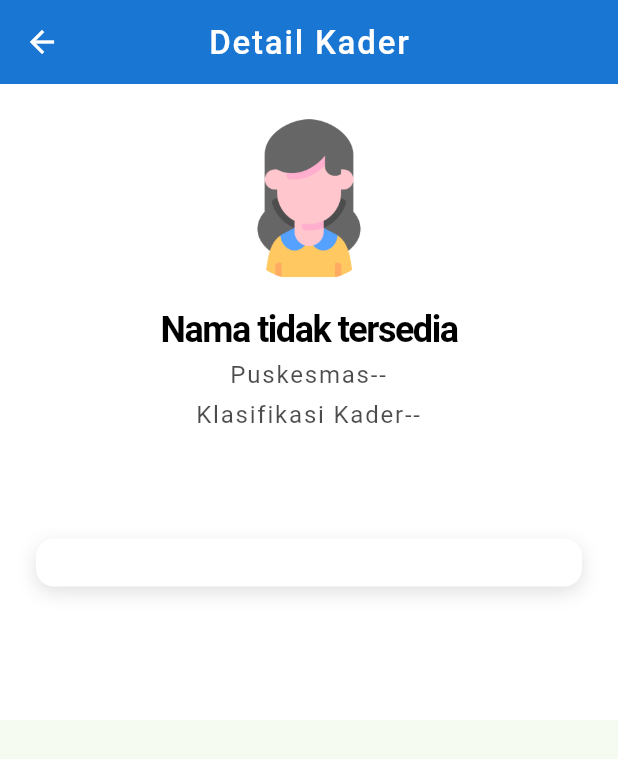
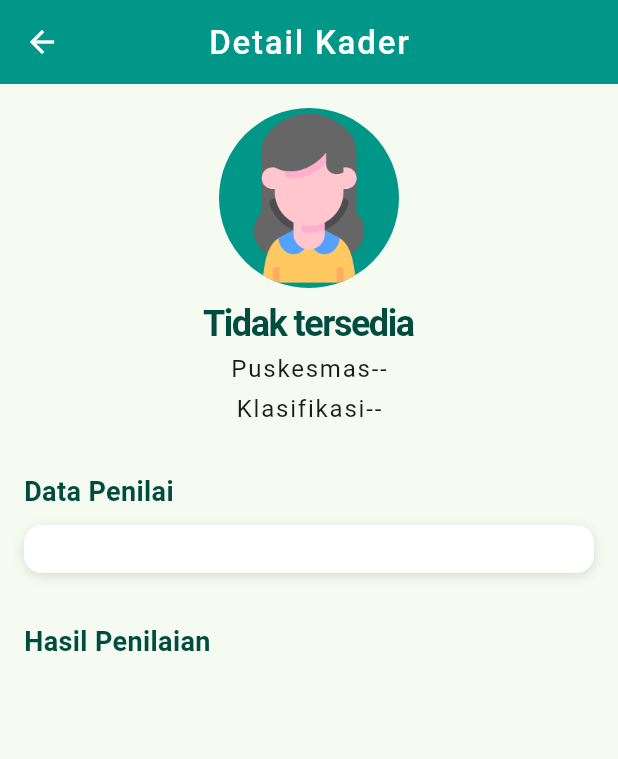
Before and after one commit to para-pencari-duid/E-assesment-Kader, a Flutter app: the DetailKaderPage screen opened directly with empty values, on a phone screen of 412 x 824 dp. Shown: the top 759 px of the screen. Run offline on Flutter 3.47's test engine with Material 3 defaults, Android fonts, the phone set to English and light mode, and no system bars; our stand-ins replace go_router, google_fonts, shared_preferences; accounts and stored records are empty.

Commit message:
ui: redesign list kader

```diff
--- a/lib/pages/detail_kader_page.dart
+++ b/lib/pages/detail_kader_page.dart
@@ -1,9 +1,7 @@
-import 'package:e_assesment_kader_app/providers/result_kader_provider.dart';
 import 'package:e_assesment_kader_app/static/result_kader_state.dart';
-import 'package:e_assesment_kader_app/style/colors/app_colors.dart';
 import 'package:flutter/material.dart';
 import 'package:provider/provider.dart';
-
+import '../providers/result_kader_provider.dart';
 import '../providers/preferences_provider.dart';
 
 class DetailKaderPage extends StatefulWidget {
@@ -24,8 +22,6 @@ class _DetailKaderPageState extends State<DetailKaderPage> {
 
       if (prefProvider.userToken != null && widget.kaderId.isNotEmpty) {
         provider.getResultKader(prefProvider.userToken!, widget.kaderId);
-      } else {
-        print("Token atau kaderId kosong, tidak memanggil API");
       }
     });
   }
@@ -34,213 +30,96 @@ class _DetailKaderPageState extends State<DetailKaderPage> {
   Widget build(BuildContext context) {
     return Scaffold(
       appBar: AppBar(
-        title: Text(
-          "Detail Kader",
-          style: TextStyle(color: Colors.white),
+        title: const Text("Detail Kader", style: TextStyle(color: Colors.white)),
+        centerTitle: true,
+        backgroundColor: Colors.teal,
+        elevation: 0,
+        iconTheme: const IconThemeData(color: Colors.white),
       ),
-        centerTitle: true,
-        backgroundColor: Colors.blue.shade700,
-        elevation: 0,
-        iconTheme: IconThemeData(color: Colors.white),
-      ),
-      body: Container(
-        padding: const EdgeInsets.symmetric(horizontal: 24, vertical: 16),
-        decoration: BoxDecoration(
-          gradient: LinearGradient(
-            begin: Alignment.topCenter,
-            end: Alignment.bottomCenter,
-            colors: [const Color.fromARGB(255, 255, 255, 255), const Color.fromARGB(255, 255, 255, 255)],
-          ),
-        ),
-        child: Consumer<ResultKaderProvider>(
+      body: Consumer<ResultKaderProvider>(
         builder: (context, provider, child) {
           if (provider.resultState is ResultKaderLoadingState) {
-              return Center(
-                child: CircularProgressIndicator(color: Colors.white),
-              );
+            return const Center(child: CircularProgressIndicator(color: Colors.teal));
           } else if (provider.resultState is ResultKaderErrorState) {
             return Center(
-                child: Text(
-                  provider.result!.message!,
-                  style: TextStyle(color: Colors.white),
-                ),
+              child: Text(provider.result!.message!,
+                  style: const TextStyle(color: Colors.red, fontWeight: FontWeight.bold)),
             );
           } else {
             return SingleChildScrollView(
+              padding: const EdgeInsets.all(16),
               child: Column(
                 crossAxisAlignment: CrossAxisAlignment.start,
                 children: [
                   Center(
                     child: Column(
                       children: [
-                          AnimatedContainer(
-                            duration: Duration(milliseconds: 500),
-                            width: 120,
-                            height: 120,
-                            decoration: BoxDecoration(
-                              shape: BoxShape.circle,
-                              border: Border.all(
-                                color: Colors.white,
-                                width: 4,
+                        CircleAvatar(
+                          radius: 60,
+                          backgroundColor: Colors.teal,
+                          child: ClipOval(
+                            child: provider.result?.kelamin == "L"
+                                ? Image.asset("assets/img_male.png", fit: BoxFit.cover)
+                                : Image.asset("assets/img_woman.png", fit: BoxFit.cover),
                           ),
                         ),
-                            child: ClipOval(
-                              child: provider.result?.kelamin == "L"
-                                  ? Image.asset(
-                                      "assets/img_male.png",
-                                      width: 80,
-                                      height: 80,
-                                      fit: BoxFit.cover,
-                                    )
-                                  : Image.asset(
-                                      "assets/img_woman.png",
-                                      width: 80,
-                                      height: 80,
-                                      fit: BoxFit.cover,
-                                    ),
-                            ),
-                          ),
-                          const SizedBox(height: 16),
-                          Text(
-                            provider.result?.namaKader ?? "Nama tidak tersedia",
-                            textAlign: TextAlign.center,
+                        const SizedBox(height: 12),
+                        Text(provider.result?.namaKader ?? "Tidak tersedia",
                             style: Theme.of(context).textTheme.headlineSmall!.copyWith(
-                                  color: const Color.fromARGB(255, 0, 0, 0),
                                   fontWeight: FontWeight.bold,
-                                ),
-                          ),
+                                  color: Colors.teal.shade900,
+                                )),
                         const SizedBox(height: 8),
-                          Text(
-                            "Puskesmas-${provider.result?.puskesmas?.nama ?? "-"}",
-                            textAlign: TextAlign.center,
-                            style: Theme.of(context).textTheme.titleMedium!.copyWith(
-                                  color: const Color.fromARGB(179, 0, 0, 0),
-                                ),
-                          ),
+                        Text("Puskesmas-${provider.result?.puskesmas?.nama ?? "-"}",
+                            style: Theme.of(context).textTheme.titleMedium),
                         const SizedBox(height: 8),
-                          Text(
-                            "Klasifikasi Kader-${provider.result?.klasifikasi ?? "-"}",
-                            textAlign: TextAlign.center,
-                            style: Theme.of(context).textTheme.titleMedium!.copyWith(
-                                  color: const Color.fromARGB(179, 0, 0, 0),
-                                ),
-                          ),
+                        Text("Klasifikasi-${provider.result?.klasifikasi ?? "-"}",
+                            style: Theme.of(context).textTheme.titleMedium),
                       ],
                     ),
                   ),
-                    const SizedBox(height: 32),
-                    Text(
-                      "Data Penilai",
-                      style: Theme.of(context).textTheme.bodyLarge!.copyWith(
-                            color: Colors.white,
-                            fontWeight: FontWeight.bold,
-                          ),
-                    ),
-                    const SizedBox(height: 16),
-                    Container(
-                      width: double.infinity,
-                      padding: const EdgeInsets.all(16),
-                      decoration: BoxDecoration(
-                        color: Colors.white,
-                        borderRadius: BorderRadius.circular(12),
-                        boxShadow: [
-                          BoxShadow(
-                            color: Colors.black12,
-                            blurRadius: 10,
-                            offset: Offset(0, 4),
-                          ),
-                        ],
-                      ),
+                  const SizedBox(height: 24),
+                  _buildSectionTitle("Data Penilai"),
+                  _buildCard(
+                    child: Column(
+                      crossAxisAlignment: CrossAxisAlignment.start,
+                      children: provider.result?.detailPenilai?.map((penilai) {
+                            return Padding(
+                              padding: const EdgeInsets.symmetric(vertical: 8),
                               child: Column(
                                 crossAxisAlignment: CrossAxisAlignment.start,
                                 children: [
-                          ...?provider.result?.detailPenilai?.map((penilai) =>
-                              Column(
-                                crossAxisAlignment: CrossAxisAlignment.start,
-                                children: [
-                                  Text(
-                                    "Nama: ${penilai.name}",
-                                    style: Theme.of(context)
-                                        .textTheme
-                                        .bodyLarge!
-                                        .copyWith(fontWeight: FontWeight.bold),
-                                  ),const SizedBox(height: 8),
-                                  Text(
-                                    "Tipe: ${penilai.tipe}",
-                                    style: Theme.of(context)
-                                        .textTheme
-                                        .bodyMedium,
-                                  ),
-                                  const SizedBox(height: 8),
-                                  Text(
-                                    "Puskesmas: ${penilai.puskesmas}",
-                                    style: Theme.of(context)
-                                        .textTheme
-                                        .bodyMedium,
-                                  ),
-                                  const SizedBox(height: 16),
-                                ],
-                              )),
+                                  Text("Nama: ${penilai.name}", style: _boldTextStyle()),
+                                  Text("Tipe: ${penilai.tipe}"),
+                                  Text("Puskesmas: ${penilai.puskesmas}"),
                                 ],
                               ),
-                    ),
-                    const SizedBox(height: 32),
-                    Text(
-                      "Hasil Penilaian",
-                      style: Theme.of(context).textTheme.bodyLarge!.copyWith(
-                            color: Colors.white,
-                            fontWeight: FontWeight.bold,
+                            );
+                          }).toList() ??
+                          [],
                     ),
                   ),
-                    const SizedBox(height: 16),
-                    ...(provider.result?.hasilPenilaian ?? []).map((kompetensi) {
-                      return AnimatedContainer(
-                        duration: Duration(milliseconds: 500),
-                        margin: const EdgeInsets.only(bottom: 16),
-                        padding: const EdgeInsets.all(16),
-                        decoration: BoxDecoration(
-                          color: Colors.white,
-                          borderRadius: BorderRadius.circular(12),
-                          boxShadow: [
-                            BoxShadow(
-                              color: Colors.black12,
-                              blurRadius: 10,
-                              offset: Offset(0, 4),
-                              ),
-                          ],
-                        ),
+                  const SizedBox(height: 24),
+_buildSectionTitle("Hasil Penilaian"),
+...?(provider.result?.hasilPenilaian?.map((kompetensi) {
+  return Column(
+    children: [
+      _buildCard(
         child: Column(
           crossAxisAlignment: CrossAxisAlignment.start,
           children: [
-                            Text(
-                              "Kompetensi: ${kompetensi.kompetensi}",
-                              style: Theme.of(context)
-                                  .textTheme
-                                  .titleMedium!
-                                  .copyWith(fontWeight: FontWeight.bold),
-                            ),
-                            const SizedBox(height: 16),
-                            ...(kompetensi.keterampilan ?? []).map((keterampilan) {
+            Text("Kompetensi: ${kompetensi.kompetensi}", style: _boldTextStyle()),
+            ...kompetensi.keterampilan!.map((keterampilan) {
               return Padding(
-                                padding: const EdgeInsets.symmetric(vertical: 8),
+                padding: const EdgeInsets.symmetric(vertical: 4),
                 child: Row(
+                  mainAxisAlignment: MainAxisAlignment.spaceBetween,
                   children: [
-                                    Expanded(
-                                      child: Text(
-                                        "- ${keterampilan.namaKeterampilan}",
-                                        style: Theme.of(context)
-                                            .textTheme
-                                            .bodyLarge,
-                                      ),
-                                    ),
-                                    Text(
-                                      keterampilan.status!,
-                                      style: TextStyle(
-                                        fontWeight: FontWeight.bold,
-                                        color: keterampilan.status == "Lulus"
-                                            ? Colors.green
-                                            : Colors.red,
-                                      ),
+                    Expanded(child: Text("- ${keterampilan.namaKeterampilan}")),
+                    Chip(
+                      label: Text(keterampilan.status!),
+                      backgroundColor: keterampilan.status == "Lulus" ? Colors.green : Colors.red,
+                      labelStyle: const TextStyle(color: Colors.white),
                     ),
                   ],
                 ),
@@ -248,15 +127,44 @@ class _DetailKaderPageState extends State<DetailKaderPage> {
             }).toList(),
           ],
         ),
+      ),
+      const SizedBox(height: 16), // Tambahkan jarak antar card
+    ],
   );
-                    }).toList(),
+}).toList() ?? []),
+
                 ],
               ),
             );
           }
         },
       ),
-      ),
     );
   }
+
+  Widget _buildSectionTitle(String title) {
+    return Padding(
+      padding: const EdgeInsets.symmetric(vertical: 8),
+      child: Text(title, style: _boldTextStyle().copyWith(fontSize: 18, color: Colors.teal.shade900)),
+    );
   }
+
+  Widget _buildCard({required Widget child}) {
+    return Container(
+      width: double.infinity,
+      padding: const EdgeInsets.all(16),
+      decoration: BoxDecoration(
+        color: Colors.white,
+        borderRadius: BorderRadius.circular(12),
+        boxShadow: const [
+          BoxShadow(color: Colors.black12, blurRadius: 6, offset: Offset(0, 2)),
+        ],
+      ),
+      child: child,
+    );
+  }
+
+  TextStyle _boldTextStyle() {
+    return const TextStyle(fontWeight: FontWeight.bold, fontSize: 16);
+  }
+}
--- a/lib/pages/login_page.dart
+++ b/lib/pages/login_page.dart
@@ -96,7 +96,7 @@ class _LoginPageState extends State<LoginPage> with SingleTickerProviderStateMix
           width: 500,
           padding: const EdgeInsets.all(16),
           decoration: BoxDecoration(
-            color: Colors.white,
+            color: const Color.fromARGB(255, 255, 255, 255),
             borderRadius: BorderRadius.circular(16),
             boxShadow: [BoxShadow(color: Colors.black12, blurRadius: 10)],
           ),
--- a/lib/pages/modul_page.dart
+++ b/lib/pages/modul_page.dart
@@ -54,7 +54,7 @@ class _ModulPageState extends State<ModulPage> {
           gradient: LinearGradient(
             begin: Alignment.topCenter,
             end: Alignment.bottomCenter,
-            colors: [Colors.blue.shade400, Colors.blue.shade700],
+            colors: [const Color.fromARGB(255, 255, 255, 255), const Color.fromARGB(255, 255, 255, 255)],
           ),
         ),
         child: Column(
@@ -64,7 +64,7 @@ class _ModulPageState extends State<ModulPage> {
               style: TextStyle(
                 fontSize: 20,
                 fontWeight: FontWeight.bold,
-                color: Colors.white,
+                color: Color.fromARGB(255, 0, 0, 0),
               ),
             ),
             const SizedBox(height: 24),
--- a/lib/pages/question_list_page.dart
+++ b/lib/pages/question_list_page.dart
@@ -56,7 +56,7 @@ class _SubmodulPageState extends State<QuestionListPage> {
           gradient: LinearGradient(
             begin: Alignment.topCenter,
             end: Alignment.bottomCenter,
-            colors: [Colors.blue.shade400, Colors.blue.shade700],
+            colors: [const Color.fromARGB(255, 255, 255, 255), const Color.fromARGB(255, 255, 255, 255)],
           ),
         ),
         child: Column(
--- a/lib/pages/sign_up_page.dart
+++ b/lib/pages/sign_up_page.dart
@@ -44,7 +44,7 @@ class _SignUpPageState extends State<SignUpPage> {
   Widget build(BuildContext context) {
     return Scaffold(
       appBar: AppBar(
-        title: const Text("Daftar Akun Penilai"),
+        title: const Text("Daftar Akun Penilai" ) ,
         backgroundColor: AppColors.green700.color, // Use your primary color
       ),
       body: LayoutBuilder(
```
Also changed, not shown: lib/pages/submodul_page.dart (+4 -3 lines). Lines whose indentation alone changed are shown as unchanged.
